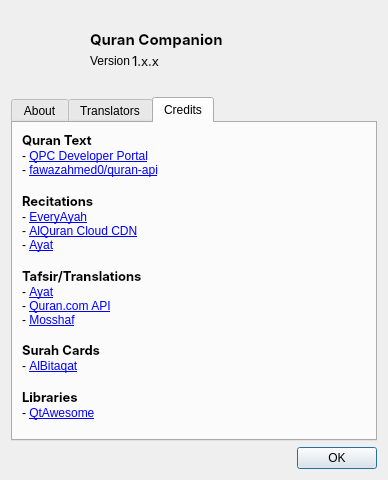
The window that src/dialogs/aboutdialog.ui (0xzer0x/quran-companion) describes before a commit, drawn with Qt 5.
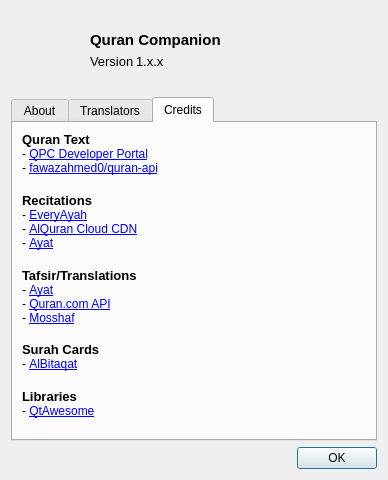
The same window after the commit. The open tabs and pages were chosen to show the change. Icons and pictures are not drawn.

Commit message: fix(aboutdialog): set fonts for text

```diff
--- a/src/dialogs/aboutdialog.ui
+++ b/src/dialogs/aboutdialog.ui
@@ -88,7 +88,6 @@
          <widget class="QLabel" name="lbAppName">
           <property name="font">
            <font>
-            <family>SF Pro Display</family>
             <pointsize>11</pointsize>
             <bold>true</bold>
            </font>
@@ -108,6 +107,11 @@
               <verstretch>0</verstretch>
              </sizepolicy>
             </property>
+                        <property name="font">
+                          <font>
+                            <pointsize>10</pointsize>
+                          </font>
+                        </property>
             <property name="text">
              <string>Version</string>
             </property>
@@ -123,7 +127,6 @@
             </property>
             <property name="font">
              <font>
-              <family>SF Pro Display</family>
               <pointsize>10</pointsize>
              </font>
             </property>
@@ -415,7 +418,6 @@
           <widget class="QLabel" name="lbQuranText">
            <property name="font">
             <font>
-             <family>SF Pro Display</family>
              <pointsize>10</pointsize>
              <bold>true</bold>
             </font>
@@ -428,9 +430,7 @@
          <item>
           <widget class="QLabel" name="label_16">
            <property name="text">
-            <string notr="true">- &lt;a href=&quot;https://qurancomplex.gov.sa/en/techquran/dev/&quot;&gt;QPC Developer Portal&lt;/a&gt;
-&lt;br/&gt;
-- &lt;a href=&quot;https://github.com/fawazahmed0/quran-api&quot;&gt;fawazahmed0/quran-api&lt;/a&gt;</string>
+                        <string notr="true">- &lt;a href="https://qurancomplex.gov.sa/en/techquran/dev/">QPC Developer Portal&lt;/a> &lt;br/> - &lt;a href="https://github.com/fawazahmed0/quran-api">fawazahmed0/quran-api&lt;/a></string>
            </property>
            <property name="openExternalLinks">
             <bool>true</bool>
@@ -461,7 +461,6 @@
           <widget class="QLabel" name="lbRecitations">
            <property name="font">
             <font>
-             <family>SF Pro Display</family>
              <pointsize>10</pointsize>
              <bold>true</bold>
             </font>
@@ -477,11 +476,7 @@
          <item>
           <widget class="QLabel" name="label_11">
            <property name="text">
-            <string notr="true">- &lt;a href=&quot;https://everyayah.com/recitations_ayat.html&quot;&gt;EveryAyah&lt;/a&gt;
-&lt;br/&gt;
-- &lt;a href=&quot;https://alquran.cloud/cdn&quot;&gt;AlQuran Cloud CDN&lt;/a&gt;
-&lt;br/&gt;
-- &lt;a href=&quot;https://quran.ksu.edu.sa/index.php&quot;&gt;Ayat&lt;/a&gt;</string>
+                        <string notr="true">- &lt;a href="https://everyayah.com/recitations_ayat.html">EveryAyah&lt;/a> &lt;br/> - &lt;a href="https://alquran.cloud/cdn">AlQuran Cloud CDN&lt;/a> &lt;br/> - &lt;a href="https://quran.ksu.edu.sa/index.php">Ayat&lt;/a></string>
            </property>
            <property name="openExternalLinks">
             <bool>true</bool>
@@ -512,7 +507,6 @@
           <widget class="QLabel" name="lbContentType">
            <property name="font">
             <font>
-             <family>SF Pro Display</family>
              <pointsize>10</pointsize>
              <bold>true</bold>
             </font>
@@ -525,11 +519,7 @@
          <item>
           <widget class="QLabel" name="label_14">
            <property name="text">
-            <string notr="true">- &lt;a href=&quot;https://quran.ksu.edu.sa/index.php&quot;&gt;Ayat&lt;/a&gt;
-&lt;br/&gt;
-- &lt;a href=&quot;https://api-docs.quran.com/&quot;&gt;Quran.com API&lt;/a&gt;
-&lt;br/&gt;
-- &lt;a href=&quot;https://mosshaf.com&quot;&gt;Mosshaf&lt;/a&gt;</string>
+                        <string notr="true">- &lt;a href="https://quran.ksu.edu.sa/index.php">Ayat&lt;/a> &lt;br/> - &lt;a href="https://api-docs.quran.com/">Quran.com API&lt;/a> &lt;br/> - &lt;a href="https://mosshaf.com">Mosshaf&lt;/a></string>
            </property>
            <property name="openExternalLinks">
             <bool>true</bool>
@@ -560,7 +550,6 @@
           <widget class="QLabel" name="lbSurahCards">
            <property name="font">
             <font>
-             <family>SF Pro Display</family>
              <pointsize>10</pointsize>
              <bold>true</bold>
             </font>
@@ -576,9 +565,7 @@
          <item>
           <widget class="QLabel" name="label_19">
            <property name="text">
-            <string notr="true">- &lt;a href=&quot;https://albitaqat.com&quot;&gt;AlBitaqat&lt;/a&gt;
-
-</string>
+                        <string notr="true">- &lt;a href="https://albitaqat.com">AlBitaqat&lt;/a></string>
            </property>
            <property name="openExternalLinks">
             <bool>true</bool>
@@ -609,7 +596,6 @@
           <widget class="QLabel" name="lbLibraries">
            <property name="font">
             <font>
-             <family>SF Pro Display</family>
              <pointsize>10</pointsize>
              <bold>true</bold>
             </font>
```
Left out of the diff: 26 changed lines with no effect on the pictures. Lines whose indentation alone changed are shown as unchanged.
